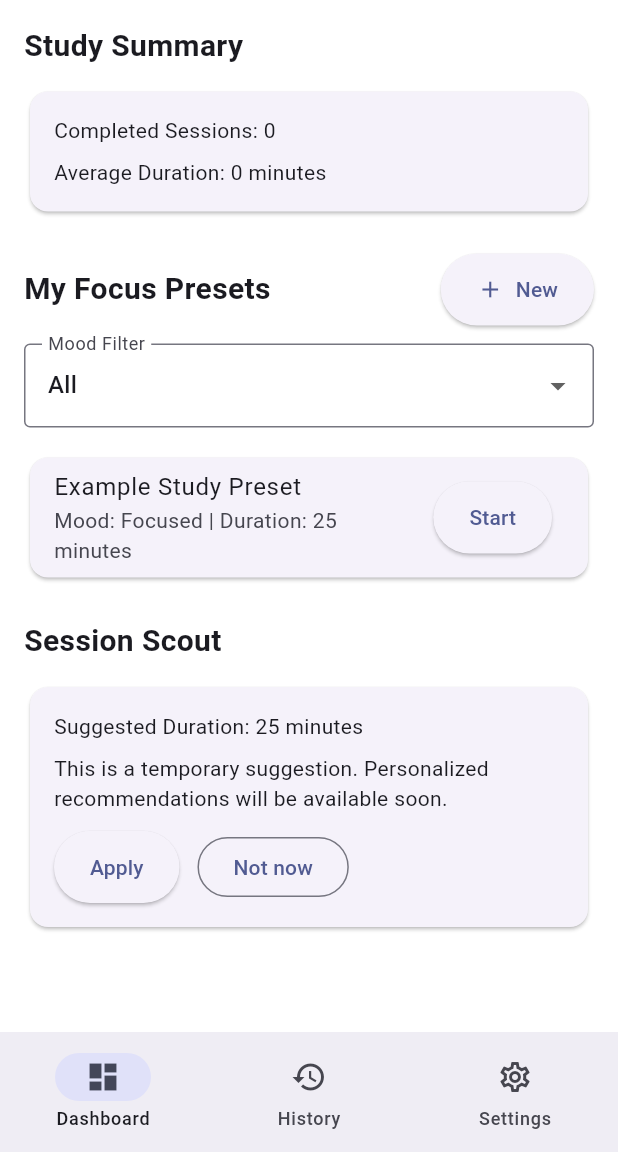
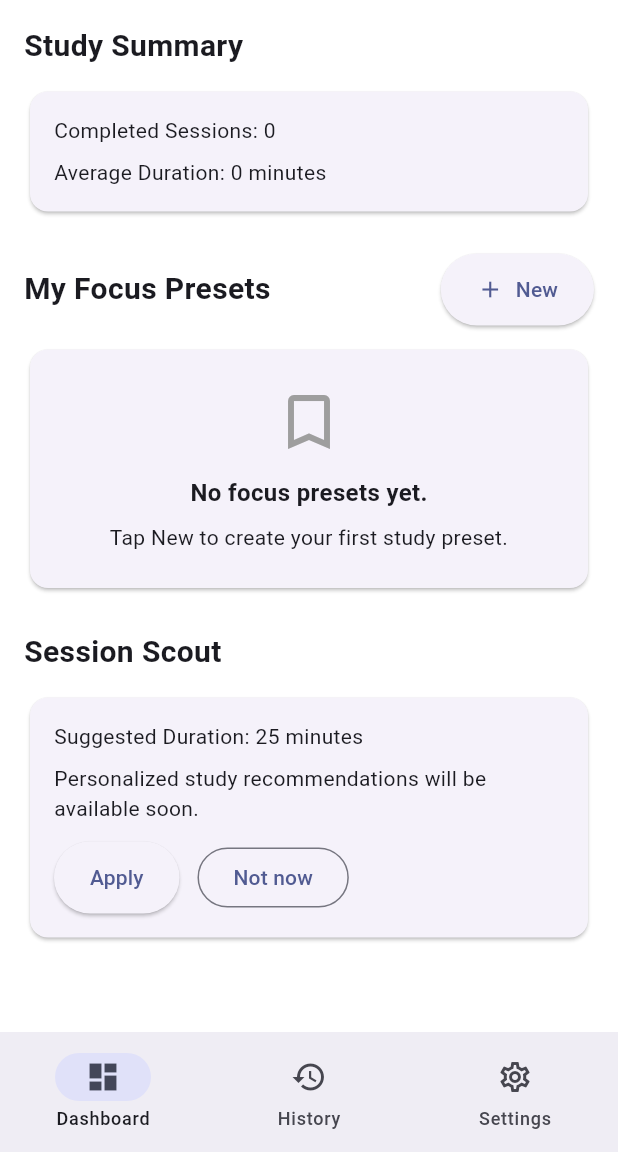
Before and after one commit to isaacowusu3461/Adaptive_Focus_Studio, a Flutter app: the screen it shows after launch, after a tap on "Get Started", on a phone screen of 412 x 824 dp, the part 84-1236 px from its top. Run offline on Flutter 3.47's test engine with Material 3 defaults, Android fonts, the light colour scheme and no system bars; our stand-ins replace sqflite; accounts and stored records are empty.

Commit message:
Connected dashboard and preset creation to SQLite

```diff
--- a/lib/app.dart
+++ b/lib/app.dart
@@ -1,10 +1,32 @@
+
 import 'package:flutter/material.dart';
 
 import 'core/theme/app_theme.dart';
+import 'features/focus/presentation/providers/focus_dependencies.dart';
 import 'features/focus/presentation/screens/welcome_screen.dart';
 
-class AdaptiveFocusStudioApp extends StatelessWidget {
-  const AdaptiveFocusStudioApp({super.key});
+class AdaptiveFocusStudioApp extends StatefulWidget {
+  final FocusDependencies? dependencies;
+
+  const AdaptiveFocusStudioApp({
+    super.key,
+    this.dependencies,
+  });
+
+  @override
+  State<AdaptiveFocusStudioApp> createState() =>
+      _AdaptiveFocusStudioAppState();
+}
+
+class _AdaptiveFocusStudioAppState
+    extends State<AdaptiveFocusStudioApp> {
+  late final FocusDependencies _dependencies;
+
+  @override
+  void initState() {
+    super.initState();
+    _dependencies = widget.dependencies ?? FocusDependencies();
+  }
 
   @override
   Widget build(BuildContext context) {
@@ -12,7 +34,9 @@ class AdaptiveFocusStudioApp extends StatelessWidget {
       title: 'Adaptive Focus Studio',
       debugShowCheckedModeBanner: false,
       theme: AppTheme.lightTheme,
-      home: const WelcomeScreen(),
+      home: WelcomeScreen(
+        dependencies: _dependencies,
+      ),
     );
   }
 }
--- /dev/null
+++ b/lib/features/focus/presentation/providers/focus_dependencies.dart
@@ -0,0 +1,20 @@
+
+import '../../data/datasources/database_helper.dart';
+import '../../data/repositories/focus_preset_repository_impl.dart';
+import '../../domain/repositories/focus_preset_repository.dart';
+import '../../domain/usecases/create_focus_preset.dart';
+
+class FocusDependencies {
+  final DatabaseHelper databaseHelper;
+  late final FocusPresetRepository presetRepository;
+  late final CreateFocusPreset createFocusPreset;
+
+  FocusDependencies({DatabaseHelper? databaseHelper})
+      : databaseHelper = databaseHelper ?? DatabaseHelper() {
+    presetRepository = FocusPresetRepositoryImpl(
+      databaseHelper: this.databaseHelper,
+    );
+
+    createFocusPreset = CreateFocusPreset(presetRepository);
+  }
+}
--- a/lib/features/focus/presentation/screens/dashboard_screen.dart
+++ b/lib/features/focus/presentation/screens/dashboard_screen.dart
@@ -1,11 +1,124 @@
 
 import 'package:flutter/material.dart';
 
+import '../../domain/entities/focus_preset.dart';
+import '../providers/focus_dependencies.dart';
+import 'focus_timer_screen.dart';
 import 'preset_form_screen.dart';
-import 'focus_timer_screen.dart';
 
-class DashboardScreen extends StatelessWidget {
-  const DashboardScreen({super.key});
+class DashboardScreen extends StatefulWidget {
+  final FocusDependencies dependencies;
+
+  const DashboardScreen({
+    super.key,
+    required this.dependencies,
+  });
+
+  @override
+  State<DashboardScreen> createState() =>
+      _DashboardScreenState();
+}
+
+class _DashboardScreenState extends State<DashboardScreen> {
+  late Future<List<FocusPreset>> _presetsFuture;
+
+  @override
+  void initState() {
+    super.initState();
+    _loadPresets();
+  }
+
+  void _loadPresets() {
+    _presetsFuture =
+        widget.dependencies.presetRepository.getAllPresets();
+  }
+
+  void _refreshPresets() {
+    setState(() {
+      _loadPresets();
+    });
+  }
+
+  Future<void> _openPresetForm() async {
+    final saved = await Navigator.push<bool>(
+      context,
+      MaterialPageRoute(
+        builder: (context) => PresetFormScreen(
+          createFocusPreset:
+              widget.dependencies.createFocusPreset,
+        ),
+      ),
+    );
+
+    if (!mounted) {
+      return;
+    }
+
+    if (saved == true) {
+      _refreshPresets();
+    }
+  }
+
+  void _startPreset(FocusPreset preset) {
+    Navigator.push(
+      context,
+      MaterialPageRoute(
+        builder: (context) => FocusTimerScreen(
+          preset: preset,
+        ),
+      ),
+    );
+  }
+
+  Widget _buildPresetList(List<FocusPreset> presets) {
+    if (presets.isEmpty) {
+      return const Card(
+        child: Padding(
+          padding: EdgeInsets.all(24),
+          child: Column(
+            children: [
+              Icon(
+                Icons.bookmark_border,
+                size: 48,
+                color: Colors.grey,
+              ),
+              SizedBox(height: 12),
+              Text(
+                'No focus presets yet.',
+                style: TextStyle(
+                  fontSize: 16,
+                  fontWeight: FontWeight.bold,
+                ),
+              ),
+              SizedBox(height: 8),
+              Text(
+                'Tap New to create your first study preset.',
+                textAlign: TextAlign.center,
+              ),
+            ],
+          ),
+        ),
+      );
+    }
+
+    return Column(
+      children: presets.map((preset) {
+        return Card(
+          child: ListTile(
+            title: Text(preset.name),
+            subtitle: Text(
+              'Mood: ${preset.moodTag} | '
+              'Duration: ${preset.durationMinutes} minutes',
+            ),
+            trailing: ElevatedButton(
+              onPressed: () => _startPreset(preset),
+              child: const Text('Start'),
+            ),
+          ),
+        );
+      }).toList(),
+    );
+  }
 
   @override
   Widget build(BuildContext context) {
@@ -24,12 +137,12 @@ class DashboardScreen extends StatelessWidget {
             ),
           ),
           const SizedBox(height: 12),
-          Card(
+          const Card(
             child: Padding(
-              padding: const EdgeInsets.all(16),
+              padding: EdgeInsets.all(16),
               child: Column(
                 crossAxisAlignment: CrossAxisAlignment.start,
-                children: const [
+                children: [
                   Text('Completed Sessions: 0'),
                   SizedBox(height: 8),
                   Text('Average Duration: 0 minutes'),
@@ -41,75 +154,53 @@ class DashboardScreen extends StatelessWidget {
           Row(
             mainAxisAlignment: MainAxisAlignment.spaceBetween,
             children: [
-              const Text(
+              const Expanded(
+                child: Text(
                   'My Focus Presets',
                   style: TextStyle(
                     fontSize: 20,
                     fontWeight: FontWeight.bold,
                   ),
                 ),
+              ),
               ElevatedButton.icon(
-                onPressed: () {
-                  Navigator.push(
-                    context,
-                    MaterialPageRoute(
-                      builder: (context) =>
-                          const PresetFormScreen(),
-                    ),
-                  );
-                },
+                onPressed: _openPresetForm,
                 icon: const Icon(Icons.add),
                 label: const Text('New'),
               ),
             ],
           ),
           const SizedBox(height: 12),
-          DropdownButtonFormField<String>(
-            initialValue: 'All',
-            decoration: const InputDecoration(
-              labelText: 'Mood Filter',
-              border: OutlineInputBorder(),
+          FutureBuilder<List<FocusPreset>>(
+            future: _presetsFuture,
+            builder: (context, snapshot) {
+              if (snapshot.connectionState ==
+                  ConnectionState.waiting) {
+                return const Center(
+                  child: Padding(
+                    padding: EdgeInsets.all(24),
+                    child: CircularProgressIndicator(),
                   ),
-            items: const [
-              DropdownMenuItem(
-                value: 'All',
-                child: Text('All'),
+                );
+              }
+
+              if (snapshot.hasError) {
+                return Column(
+                  children: [
+                    const Text(
+                      'Unable to load focus presets.',
                     ),
-              DropdownMenuItem(
-                value: 'Focused',
-                child: Text('Focused'),
-              ),
-              DropdownMenuItem(
-                value: 'Relaxed',
-                child: Text('Relaxed'),
-              ),
-              DropdownMenuItem(
-                value: 'Motivated',
-                child: Text('Motivated'),
+                    const SizedBox(height: 12),
+                    ElevatedButton(
+                      onPressed: _refreshPresets,
+                      child: const Text('Retry'),
                     ),
                   ],
-            onChanged: (value) {},
-          ),
-          const SizedBox(height: 16),
-          Card(
-            child: ListTile(
-              title: const Text('Example Study Preset'),
-              subtitle: const Text(
-                'Mood: Focused | Duration: 25 minutes',
-              ),
-              trailing: ElevatedButton(
-                onPressed: () {
-                  Navigator.push(
-                    context,
-                    MaterialPageRoute(
-                      builder: (context) =>
-                          const FocusTimerScreen(),
-                    ),
                 );
+              }
+
+              return _buildPresetList(snapshot.data ?? []);
             },
-                child: const Text('Start'),
-              ),
-            ),
           ),
           const SizedBox(height: 24),
           const Text(
@@ -131,9 +222,8 @@ class DashboardScreen extends StatelessWidget {
                   ),
                   const SizedBox(height: 8),
                   const Text(
-                    'This is a temporary suggestion. '
-                    'Personalized recommendations will be '
-                    'available soon.',
+                    'Personalized study recommendations '
+                    'will be available soon.',
                   ),
                   const SizedBox(height: 12),
                   Row(
@@ -144,7 +234,7 @@ class DashboardScreen extends StatelessWidget {
                               .showSnackBar(
                             const SnackBar(
                               content: Text(
-                                'Suggestion feature coming soon!',
+                                'Session Scout coming soon!',
                               ),
                             ),
                           );
--- a/lib/features/focus/presentation/screens/main_screen.dart
+++ b/lib/features/focus/presentation/screens/main_screen.dart
@@ -1,12 +1,18 @@
 
 import 'package:flutter/material.dart';
 
+import '../providers/focus_dependencies.dart';
 import 'dashboard_screen.dart';
 import 'history_screen.dart';
 import 'settings_screen.dart';
 
 class MainScreen extends StatefulWidget {
-  const MainScreen({super.key});
+  final FocusDependencies dependencies;
+
+  const MainScreen({
+    super.key,
+    required this.dependencies,
+  });
 
   @override
   State<MainScreen> createState() => _MainScreenState();
@@ -15,11 +21,20 @@ class MainScreen extends StatefulWidget {
 class _MainScreenState extends State<MainScreen> {
   int _selectedIndex = 0;
 
-  final List<Widget> _screens = const [
-    DashboardScreen(),
-    HistoryScreen(),
-    SettingsScreen(),
-  ];
+  late final List<Widget> _screens;
+
+  @override
+  void initState() {
+    super.initState();
+
+    _screens = [
+      DashboardScreen(
+        dependencies: widget.dependencies,
+      ),
+      const HistoryScreen(),
+      const SettingsScreen(),
+    ];
+  }
 
   void _onItemTapped(int index) {
     setState(() {
--- a/lib/features/focus/presentation/screens/welcome_screen.dart
+++ b/lib/features/focus/presentation/screens/welcome_screen.dart
@@ -1,10 +1,16 @@
 
 import 'package:flutter/material.dart';
 
+import '../providers/focus_dependencies.dart';
 import 'main_screen.dart';
 
 class WelcomeScreen extends StatelessWidget {
-  const WelcomeScreen({super.key});
+  final FocusDependencies dependencies;
+
+  const WelcomeScreen({
+    super.key,
+    required this.dependencies,
+  });
 
   @override
   Widget build(BuildContext context) {
@@ -49,7 +55,9 @@ class WelcomeScreen extends StatelessWidget {
                     Navigator.pushReplacement(
                       context,
                       MaterialPageRoute(
-                        builder: (context) => const MainScreen(),
+                        builder: (context) => MainScreen(
+                          dependencies: dependencies,
+                        ),
                       ),
                     );
                   },
```
Also changed, not shown: lib/features/focus/presentation/screens/focus_timer_screen.dart (+27 -12 lines), lib/features/focus/presentation/screens/preset_form_screen.dart (+67 -10 lines), 3 other files. Lines whose indentation alone changed are shown as unchanged.
